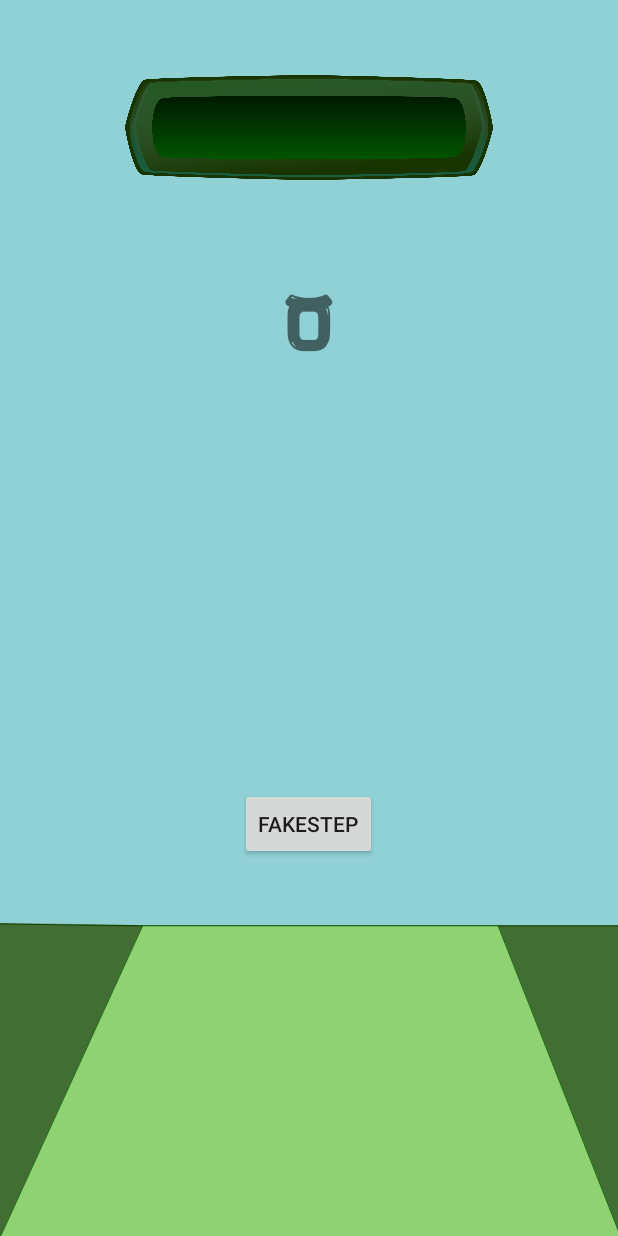
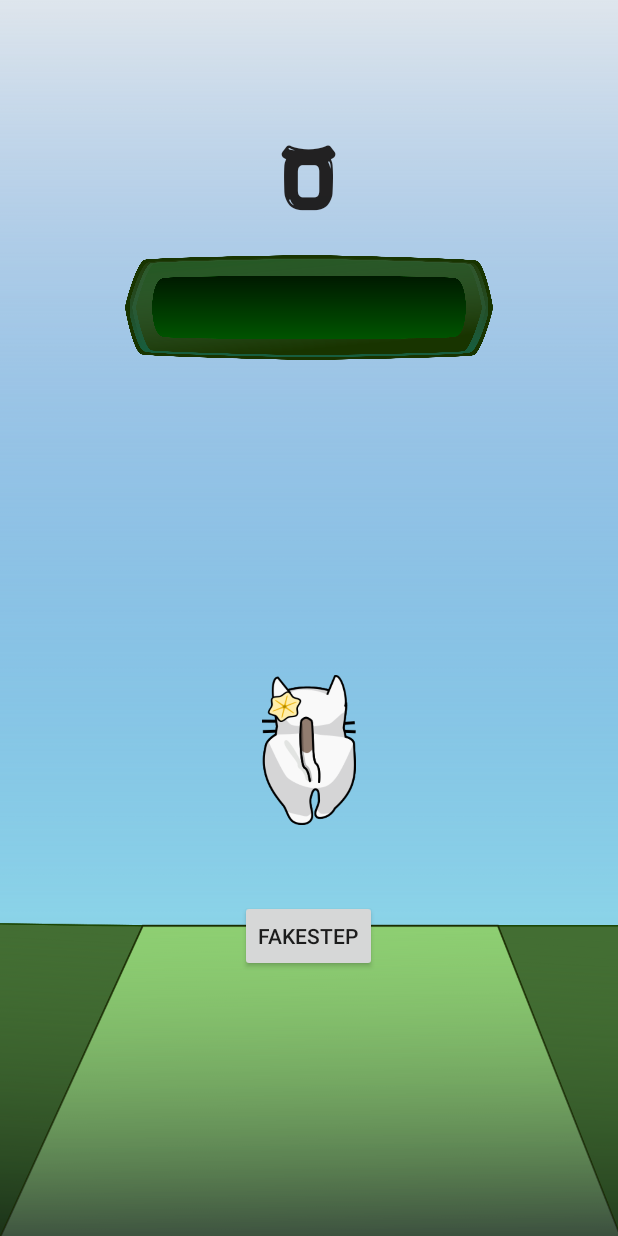
Before and after one commit to Vante3012/GenshinStepCounter, an Android app: the screen it shows after launch (MainActivity), on a phone screen of 412 x 824 dp. Run offline under Robolectric (Android 15) with nearby library versions, the phone set to English and light mode, and no system bars.

Commit message:
Roughly added Lumine!
Found a way to implement a cute walk cycle animation and Lumine to the app! Will aim to make a "Finished Quest" activity next.

```diff
--- a/app/src/main/java/com/example/aether_walker/MainActivity.java
+++ b/app/src/main/java/com/example/aether_walker/MainActivity.java
@@ -21,25 +21,21 @@ public class MainActivity extends AppCompatActivity implements SensorEventListen
     private boolean running, loggedin;
     private float totalSteps;
     private float previousTotalSteps;
-
     public TextView tv_stepsTaken;
-
-    public ImageView bckrnd_Img_stepsTaken, step_Img_Progress_Bar, step_Img_Progress_Bar_Overlay;
-
+    public ImageView character_img, bckrnd_Img_stepsTaken, step_Img_Progress_Bar, step_Img_Progress_Bar_Overlay;
     public Button debug_stepbutton;
-
     public ValueAnimator CounterAnim;
-
     private Sensor backgroundStepSensor, stepDetectorSensor;
-
     public SensorEventListener stepSensorEventListener;
-
-    public int stepsFromQuest, reqStepsFromQuest, userGold, userCrystal, previousStep, currentStep, debugQuestSteps;
-
+    public int stepsFromQuest, reqStepsFromQuest, userGold, userCrystal, previousStep, currentStep,
+            debugQuestSteps, debugCharacterImgIndxCycler;
     public String userName;
 
+    //Temp character cycle arry
+    public int[] characterCycleArry = {R.drawable.alumine_mwalk,R.drawable.alumine_lwalk,
+            R.drawable.alumine_mwalk,R.drawable.alumine_rwalk};
+
     //Declare Methods
-
     //This method runs the counter animation when totalSteps is updated
     public String runCounterAnim() {
         //Below block of code makes the counter animation
@@ -66,12 +62,14 @@ public class MainActivity extends AppCompatActivity implements SensorEventListen
         setContentView(R.layout.activity_main);
 
         //TEMP STEP PARAMS
-        totalSteps = 3;
+        totalSteps = 0;
         debugQuestSteps = 25;
+        debugCharacterImgIndxCycler = 0;
 
         //Initialize Views & add Related Methods:
         step_Img_Progress_Bar_Overlay = this.findViewById(R.id.step_Img_Progress_Bar_Overlay);
         step_Img_Progress_Bar = this.findViewById(R.id.step_Img_Progress_Bar);
+        character_img = this.findViewById(R.id.character_img);
 
 
         tv_stepsTaken = this.findViewById(R.id.tv_dailystepsTaken);
@@ -84,13 +82,24 @@ public class MainActivity extends AppCompatActivity implements SensorEventListen
 
         //Passive step sensor
         backgroundStepSensor = sensorManager.getDefaultSensor(Sensor.TYPE_STEP_COUNTER);
+        sensorManager.registerListener(this, backgroundStepSensor, SensorManager.SENSOR_DELAY_NORMAL);
+
         //Active step trigger sensor to update steps
         stepDetectorSensor = sensorManager.getDefaultSensor(Sensor.TYPE_STEP_DETECTOR);
+        sensorManager.registerListener(this, stepDetectorSensor, SensorManager.SENSOR_DELAY_NORMAL);
 
         debug_stepbutton.setOnClickListener(new View.OnClickListener() {
             @Override
             public void onClick(View view) {
+
                 totalSteps++;
+
+                //temp block of code to cycle through debugCharacterImgIndxCycler
+                if (debugCharacterImgIndxCycler < 3){
+                    debugCharacterImgIndxCycler++;
+                }else{
+                    debugCharacterImgIndxCycler = 0;
+                }
 
                 currentStep = Math.round(totalSteps);
                 previousStep = currentStep-1;
@@ -99,6 +108,9 @@ public class MainActivity extends AppCompatActivity implements SensorEventListen
                 int questBarprog = (Math.round((totalSteps/debugQuestSteps)*10000));   // pct goes from 0 to 100
                 step_Img_Progress_Bar_Overlay.getBackground().setLevel(questBarprog);
                 Log.d("DATAOFBARPROG", Integer.toString(questBarprog));
+
+                character_img.setImageResource(characterCycleArry[debugCharacterImgIndxCycler]);
+                Log.d("DATAOFCHARECTERCYCLE", Integer.toString(debugCharacterImgIndxCycler));
             }
         });
 
@@ -109,9 +121,25 @@ public class MainActivity extends AppCompatActivity implements SensorEventListen
     @Override
     public void onSensorChanged(SensorEvent sensorEvent) {
         if (sensorEvent.sensor.getType() == Sensor.TYPE_STEP_DETECTOR) {
-            TextView tv_stepsTaken = this.findViewById(R.id.tv_dailystepsTaken);
             totalSteps++;
-            tv_stepsTaken.setText((String.valueOf(totalSteps)));
+
+            //temp block of code to cycle through debugCharacterImgIndxCycler
+            if (debugCharacterImgIndxCycler < 3){
+                debugCharacterImgIndxCycler++;
+            }else{
+                debugCharacterImgIndxCycler = 0;
+            }
+
+            currentStep = Math.round(totalSteps);
+            previousStep = currentStep-1;
+
+            Log.i("STEPLOG", runCounterAnim());
+            int questBarprog = (Math.round((totalSteps/debugQuestSteps)*10000));   // pct goes from 0 to 100
+            step_Img_Progress_Bar_Overlay.getBackground().setLevel(questBarprog);
+            Log.d("DATAOFBARPROG", Integer.toString(questBarprog));
+
+            character_img.setImageResource(characterCycleArry[debugCharacterImgIndxCycler]);
+            Log.d("DATAOFCHARECTERCYCLE", Integer.toString(debugCharacterImgIndxCycler));
         }
     }
 
--- a/app/src/main/res/layout/activity_main.xml
+++ b/app/src/main/res/layout/activity_main.xml
@@ -20,7 +20,7 @@
         android:gravity="center"
         android:layout_centerHorizontal="true"
         android:text="0"
-        android:layout_marginTop="50sp"/>
+        android:layout_marginTop="170sp"/>
 
     <ImageView
         android:id="@+id/step_Img_Progress_Bar_Overlay"
@@ -31,7 +31,7 @@
         android:gravity="center"
         android:layout_centerHorizontal="true"
         android:text="0"
-        android:layout_marginTop="64sp"/>
+        android:layout_marginTop="184sp"/>
 
     <ImageView
         android:id="@+id/bckrnd_img_stepsTaken"
@@ -42,6 +42,17 @@
         android:text="0"
         android:layout_marginTop="190sp"/>
 
+    <ImageView
+        android:id="@+id/character_img"
+        android:src="@drawable/alumine_lwalk"
+        android:scaleType="centerInside"
+        android:layout_width="100dp"
+        android:layout_height="100dp"
+        android:gravity="center"
+        android:layout_centerHorizontal="true"
+        android:text="0"
+        android:layout_marginTop="450sp"/>
+
     <TextView
         android:id="@+id/tv_dailystepsTaken"
         android:layout_width="wrap_content"
@@ -49,15 +60,16 @@
         android:gravity="center"
         android:layout_centerHorizontal="true"
         android:text="0"
-        android:textSize="56dp"
+        android:textSize="64dp"
+        android:textColor="@color/Almost_black"
         android:fontFamily="@font/samuraiblast"
-        android:layout_marginTop="190sp"/>
+        android:layout_marginTop="90sp"/>
 
     <Button
         android:id="@+id/debug_stepbutton"
         android:layout_width="wrap_content"
         android:layout_height="wrap_content"
-        android:layout_marginTop="525sp"
+        android:layout_marginTop="600sp"
         android:text="Fakestep"
         android:gravity="center"
         android:layout_centerHorizontal="true"/>
--- a/app/src/main/res/values/colors.xml
+++ b/app/src/main/res/values/colors.xml
@@ -2,4 +2,5 @@
 <resources>
     <color name="black">#FF000000</color>
     <color name="white">#FFFFFFFF</color>
+    <color name="Almost_black">#F2191717</color>
 </resources>
```
Also changed, not shown: app/src/main/res/drawable/alumine_lwalk.png (added), app/src/main/res/drawable/alumine_mwalk.png (added), app/src/main/res/drawable/alumine_rwalk.png (added), app/src/main/res/drawable/temp_background.png, 5 other files.
